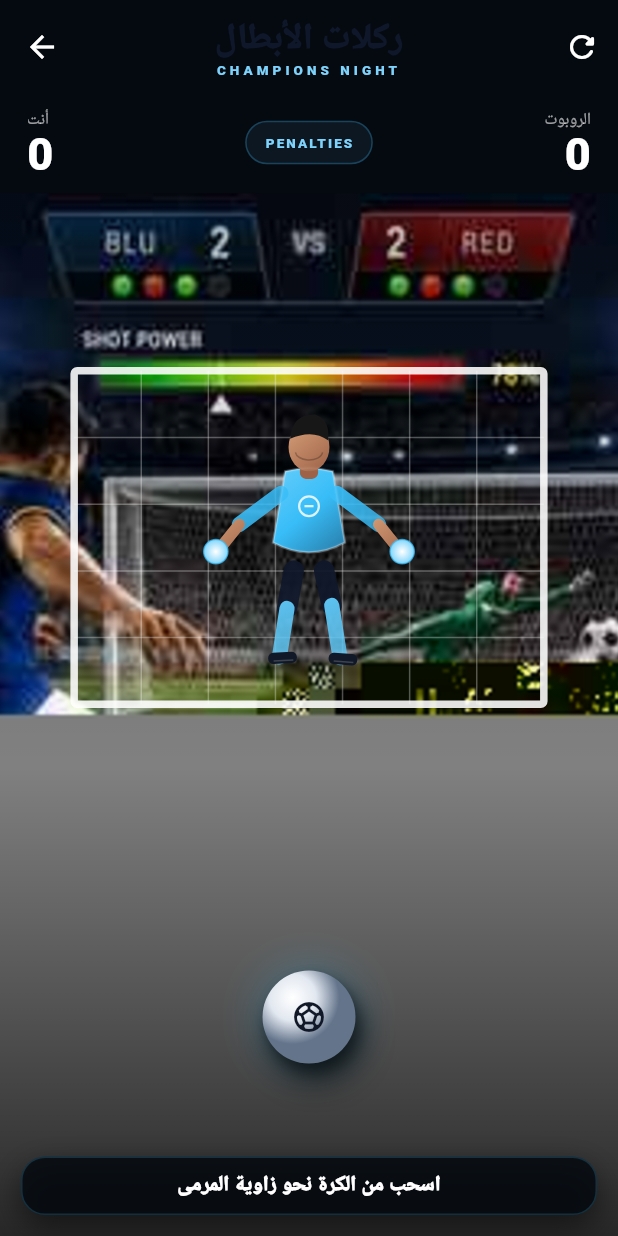
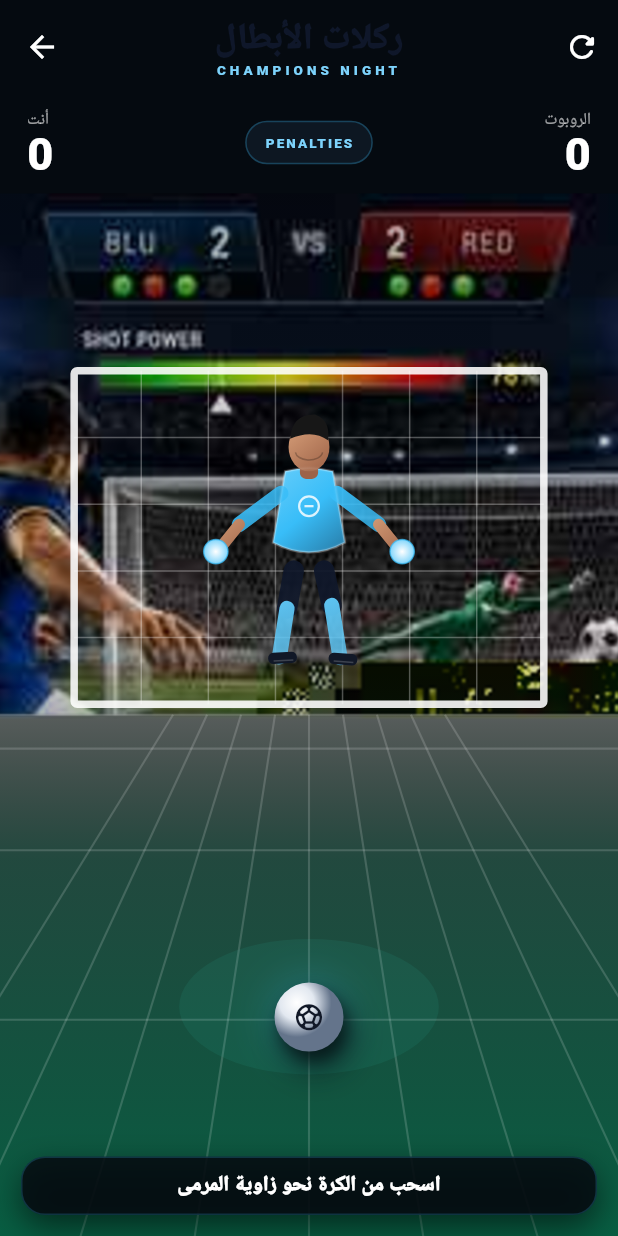
Before and after one commit to aljwaal1/gameslocal, a Flutter app: the _PhotoPenaltyGame screen opened directly, on a phone screen of 412 x 824 dp. Run offline on Flutter 3.47's test engine with Material 3 defaults, Android fonts, the phone set to English and light mode, and no system bars; our stand-ins replace audioplayers, qr_flutter, shared_preferences; missing offline and left inert: flame; accounts and stored records are empty.

```diff
--- a/lib/games/checkers/checkers_game.dart
+++ b/lib/games/checkers/checkers_game.dart
@@ -727,7 +727,7 @@ class _CheckersGameScreenState extends State<CheckersGameScreen> {
         content: Column(
           mainAxisSize: MainAxisSize.min,
           children: <Widget>[
-            QrImageView(data: _iphoneUrl, size: 220, backgroundColor: Colors.white),
+            QrImageView(data: _iphoneUrl, size: (MediaQuery.sizeOf(context).shortestSide * .80).clamp(280.0, 360.0).toDouble(), backgroundColor: Colors.white),
             const SizedBox(height: 8),
             SelectableText(_iphoneUrl, textAlign: TextAlign.center),
             Text('المتصلون: $_iphonePlayers'),
--- a/lib/games/football/photo_penalty_game_v3.dart
+++ b/lib/games/football/photo_penalty_game_v3.dart
@@ -491,18 +491,24 @@ class _PhotoPenaltyGameState extends State<_PhotoPenaltyGame>
                               begin: Alignment.topCenter,
                               end: Alignment.bottomCenter,
                               colors: <Color>[
-                                Color(0x33000000),
-                                Colors.transparent,
-                                Color(0xB0000000),
+                                Color(0x44000000),
+                                Color(0x16000000),
+                                Color(0xCC0A3B2E),
+                                Color(0xFF075E42),
                               ],
-                              stops: <double>[0, .55, 1],
+                              stops: <double>[0, .43, .64, 1],
                             ),
+                          ),
+                        ),
+                        Positioned.fill(
+                          child: IgnorePointer(
+                            child: CustomPaint(painter: _PitchPerspectivePainter()),
                           ),
                         ),
                         if (_phase == _PenaltyPhase.aiming || _phase == _PenaltyPhase.saving)
                           Positioned(
-                            left: ballStart.dx - 31,
-                            top: ballStart.dy - 31,
+                            left: ballStart.dx - 23,
+                            top: ballStart.dy - 23,
                             child: const _PenaltySpotBall(),
                           ),
                         // Keep the goal frame/net visible as part of the stadium,
@@ -592,8 +598,8 @@ class _PenaltySpotBall extends StatelessWidget {
   @override
   Widget build(BuildContext context) {
     return Container(
-      width: 62,
-      height: 62,
+      width: 46,
+      height: 46,
       decoration: const BoxDecoration(
         shape: BoxShape.circle,
         boxShadow: <BoxShadow>[
@@ -612,8 +618,8 @@ class _PhotoBall extends StatelessWidget {
   @override
   Widget build(BuildContext context) {
     return Container(
-      width: 32,
-      height: 32,
+      width: 28,
+      height: 28,
       decoration: const BoxDecoration(
         shape: BoxShape.circle,
         gradient: RadialGradient(
@@ -624,7 +630,7 @@ class _PhotoBall extends StatelessWidget {
           BoxShadow(color: Colors.black54, blurRadius: 8, offset: Offset(3, 6)),
         ],
       ),
-      child: const Icon(Icons.sports_soccer, size: 24, color: Color(0xFF111827)),
+      child: const Icon(Icons.sports_soccer, size: 21, color: Color(0xFF111827)),
     );
   }
 }
@@ -650,6 +656,42 @@ class _AimMarker extends StatelessWidget {
   }
 }
 
+class _PitchPerspectivePainter extends CustomPainter {
+  const _PitchPerspectivePainter();
+
+  @override
+  void paint(Canvas canvas, Size size) {
+    final line = Paint()
+      ..color = Colors.white.withValues(alpha: .16)
+      ..style = PaintingStyle.stroke
+      ..strokeWidth = 1.4;
+    final glow = Paint()
+      ..color = const Color(0xFF2DD4BF).withValues(alpha: .08)
+      ..style = PaintingStyle.fill;
+
+    final horizon = size.height * .50;
+    final bottom = size.height * 1.02;
+    final center = size.width / 2;
+    for (var i = -4; i <= 4; i++) {
+      final xTop = center + i * size.width * .055;
+      final xBottom = center + i * size.width * .19;
+      canvas.drawLine(Offset(xTop, horizon), Offset(xBottom, bottom), line);
+    }
+    for (var i = 0; i < 5; i++) {
+      final t = i / 4;
+      final y = horizon + (bottom - horizon) * (t * t);
+      canvas.drawLine(Offset(0, y), Offset(size.width, y), line);
+    }
+    canvas.drawOval(
+      Rect.fromCenter(center: Offset(center, size.height * .78), width: size.width * .42, height: size.height * .13),
+      glow,
+    );
+  }
+
+  @override
+  bool shouldRepaint(covariant CustomPainter oldDelegate) => false;
+}
+
 class _GoalGridPainter extends CustomPainter {
   @override
   void paint(Canvas canvas, Size size) {
--- a/lib/games/line_games/line_games.dart
+++ b/lib/games/line_games/line_games.dart
@@ -846,7 +846,7 @@ class _LineGameScreenState extends State<LineGameScreen> {
         content: Column(
           mainAxisSize: MainAxisSize.min,
           children: <Widget>[
-            QrImageView(data: _webUrl, size: 220, backgroundColor: Colors.white),
+            QrImageView(data: _webUrl, size: (MediaQuery.sizeOf(context).shortestSide * .80).clamp(280.0, 360.0).toDouble(), backgroundColor: Colors.white),
             const SizedBox(height: 8),
             SelectableText(_webUrl, textAlign: TextAlign.center),
             const SizedBox(height: 4),
--- a/lib/games/name_animal_object/name_animal_object_game.dart
+++ b/lib/games/name_animal_object/name_animal_object_game.dart
@@ -554,7 +554,7 @@ class _NameAnimalObjectGameScreenState
         content: Column(
           mainAxisSize: MainAxisSize.min,
           children: <Widget>[
-            QrImageView(data: _webUrl, size: 220, backgroundColor: Colors.white),
+            QrImageView(data: _webUrl, size: (MediaQuery.sizeOf(context).shortestSide * .80).clamp(280.0, 360.0).toDouble(), backgroundColor: Colors.white),
             const SizedBox(height: 8),
             SelectableText(_webUrl, textAlign: TextAlign.center),
           ],
--- a/lib/games/xo/xo_game.dart
+++ b/lib/games/xo/xo_game.dart
@@ -390,7 +390,7 @@ class _XoGameScreenState extends State<XoGameScreen> {
         content: Column(
           mainAxisSize: MainAxisSize.min,
           children: <Widget>[
-            QrImageView(data: _iphoneUrl, size: 220, backgroundColor: Colors.white),
+            QrImageView(data: _iphoneUrl, size: (MediaQuery.sizeOf(context).shortestSide * .80).clamp(280.0, 360.0).toDouble(), backgroundColor: Colors.white),
             const SizedBox(height: 10),
             SelectableText(_iphoneUrl, textAlign: TextAlign.center),
             const SizedBox(height: 6),
```
Also changed, not shown: lib/core/game_room.dart (+24 -5 lines).
